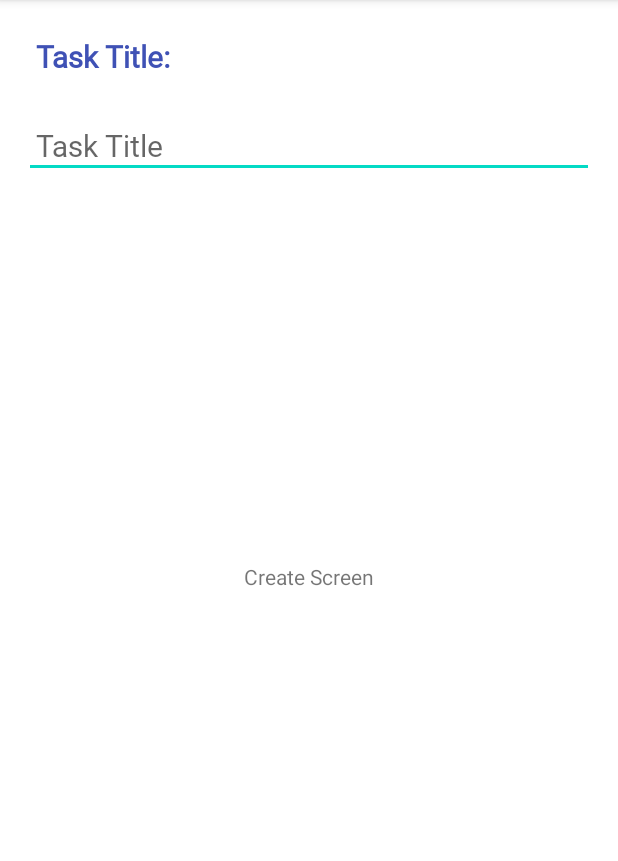
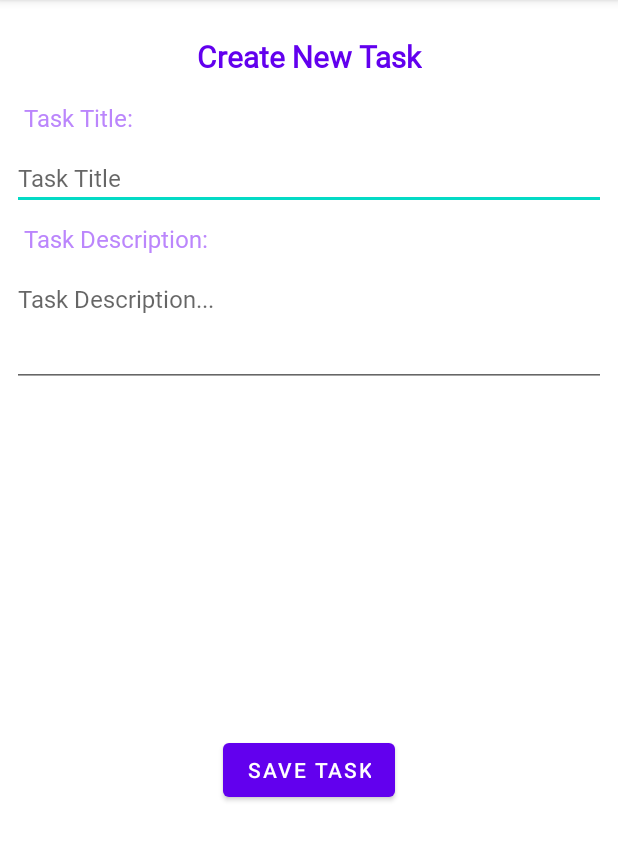
Before and after one commit to rebahozkoc/TODO-App, an Android app: the CreateActivity screen opened directly, with no data from a screen before it, on a phone screen of 412 x 824 dp, the part 84-945 px from its top. Run offline under Robolectric (Android 15) with nearby library versions, the phone set to English and light mode, and no system bars.

Commit message:
Create text styles and create task screen outlines

```diff
--- a/app/src/main/java/com/example/todoapp/ui/create/CreateActivity.kt
+++ b/app/src/main/java/com/example/todoapp/ui/create/CreateActivity.kt
@@ -4,13 +4,18 @@ import android.content.Context
 import android.content.Intent
 import androidx.appcompat.app.AppCompatActivity
 import android.os.Bundle
+import android.widget.Button
+import android.widget.EditText
 import androidx.core.content.ContextCompat.startActivity
 import com.example.todoapp.R
+import com.google.android.material.floatingactionbutton.FloatingActionButton
 
 class CreateActivity : AppCompatActivity() {
     override fun onCreate(savedInstanceState: Bundle?) {
         super.onCreate(savedInstanceState)
         setContentView(R.layout.activity_create)
+        val saveButton = findViewById<Button>(R.id.saveButton)
+        saveButton.setOnClickListener{createTask()}
     }
 
 
@@ -23,4 +28,13 @@ class CreateActivity : AppCompatActivity() {
         }
     }
 
+    fun createTask(){
+        val titleEditText = findViewById<EditText>(R.id.editTextNoteTitle)
+        val descrpEditText = findViewById<EditText>(R.id.editTextNoteDescrp)
+        val TaskTitle = titleEditText.text
+        val TaskDescrp = descrpEditText.text
+        //Tamamlanacak
+    }
+
+
 }
--- a/app/src/main/res/layout/activity_create.xml
+++ b/app/src/main/res/layout/activity_create.xml
@@ -7,37 +7,77 @@
     tools:context=".ui.list.ListActivity">
 
     <TextView
-        android:id="@+id/textView"
+        android:id="@+id/createTaskTitle"
+        style="@style/titleStyle"
         android:layout_width="wrap_content"
         android:layout_height="wrap_content"
-        android:text="Create Screen"
-        app:layout_constraintBottom_toBottomOf="parent"
-        app:layout_constraintLeft_toLeftOf="parent"
-        app:layout_constraintRight_toRightOf="parent"
+        android:layout_marginTop="16dp"
+        android:text="@string/create_new_task"
+        app:layout_constraintEnd_toEndOf="parent"
+        app:layout_constraintStart_toStartOf="parent"
         app:layout_constraintTop_toTopOf="parent" />
+
 
     <TextView
         android:id="@+id/taskTitleMsg"
-        style="@style/titleStyle"
+        style="@style/subtitleStyle"
         android:layout_width="wrap_content"
         android:layout_height="wrap_content"
         android:text="@string/task_title"
-        android:textStyle="bold"
         app:layout_constraintStart_toStartOf="parent"
-        app:layout_constraintTop_toTopOf="parent" />
+        app:layout_constraintTop_toBottomOf="@+id/createTaskTitle" />
+
+
 
     <EditText
         android:id="@+id/editTextNoteTitle"
+        style="@style/bodyStyle"
         android:layout_width="match_parent"
         android:layout_height="wrap_content"
-        android:hint="@string/note_title_hint"
-        android:inputType="textPersonName"
+        android:hint="@string/task_title_hint"
+        android:inputType="textCapWords"
+        android:layout_marginBottom="8dp"
         android:text=""
-        style="@style/titleStyle"
+
         app:layout_constraintEnd_toEndOf="parent"
         app:layout_constraintStart_toStartOf="parent"
         app:layout_constraintTop_toBottomOf="@+id/taskTitleMsg" />
 
+    <TextView
+        android:id="@+id/taskDescrpMsg"
+        style="@style/subtitleStyle"
+        android:layout_width="wrap_content"
+        android:layout_height="wrap_content"
+        android:text="@string/task_description"
+        app:layout_constraintStart_toStartOf="parent"
+        app:layout_constraintTop_toBottomOf="@+id/editTextNoteTitle" />
+
+
+    <EditText
+        android:id="@+id/editTextNoteDescrp"
+
+        style="@style/bodyStyle"
+        android:layout_width="match_parent"
+        android:layout_height="wrap_content"
+        android:hint="@string/task_description_hint"
+        android:inputType="textMultiLine"
+        android:text=""
+        android:minLines="3"
+        android:gravity="top|left"
+        app:layout_constraintEnd_toEndOf="parent"
+        app:layout_constraintStart_toStartOf="parent"
+        app:layout_constraintTop_toBottomOf="@+id/taskDescrpMsg"
+        tools:ignore="RtlHardcoded" />
+
+    <Button
+        android:id="@+id/saveButton"
+        android:layout_width="wrap_content"
+        android:layout_height="wrap_content"
+        android:text="@string/save_task"
+        app:layout_constraintBottom_toBottomOf="parent"
+        app:layout_constraintEnd_toEndOf="parent"
+        app:layout_constraintStart_toStartOf="parent"
+        app:layout_constraintTop_toBottomOf="@+id/editTextNoteDescrp" />
 
 
 </androidx.constraintlayout.widget.ConstraintLayout>
--- a/app/src/main/res/values/strings.xml
+++ b/app/src/main/res/values/strings.xml
@@ -2,6 +2,10 @@
     <string name="app_name">TODO App</string>
     <string name="add_button_descrp">Add Task Button</string>
     <string name="string_add_button_descrp" />
-    <string name="note_title_hint">Task Title</string>
+    <string name="task_title_hint">Task Title</string>
+    <string name="task_description">Task Description:</string>
+    <string name="task_description_hint">Task Description...</string>
+    <string name="create_new_task">Create New Task</string>
     <string name="task_title">Task Title:</string>
+    <string name="save_task">Save Task</string>
 </resources>
--- a/app/src/main/res/values/styles.xml
+++ b/app/src/main/res/values/styles.xml
@@ -7,8 +7,26 @@
         <item name="android:layout_marginTop">16dp</item>
         <item name="android:layout_marginStart">16dp</item>
         <item name="android:layout_marginEnd">16dp</item>
-        <item name="android:textColor">#3F51B5</item>
+        <item name="android:textColor">@color/purple_500</item>
+        <item name="android:textStyle">bold</item>
         <item name="android:textSize">@dimen/text_size</item>
+    </style>
+
+    <style name="subtitleStyle">
+        <item name="android:fontFamily">@font/roboto</item>
+        <item name="android:padding">8dp</item>
+        <item name="android:layout_marginStart">8dp</item>
+        <item name="android:layout_marginEnd">8dp</item>
+        <item name="android:textColor">@color/purple_200</item>
+        <item name="android:textSize">16sp</item>
+    </style>
+
+    <style name="bodyStyle">
+        <item name="android:fontFamily">@font/roboto</item>
+        <item name="android:layout_marginStart">8dp</item>
+        <item name="android:layout_marginEnd">8dp</item>
+        <item name="android:textColor">@color/black</item>
+        <item name="android:textSize">16sp</item>
     </style>
 
 
```
